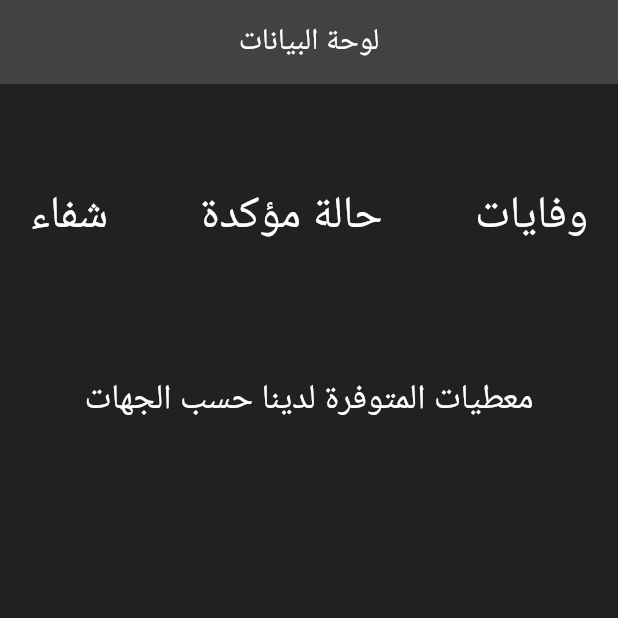
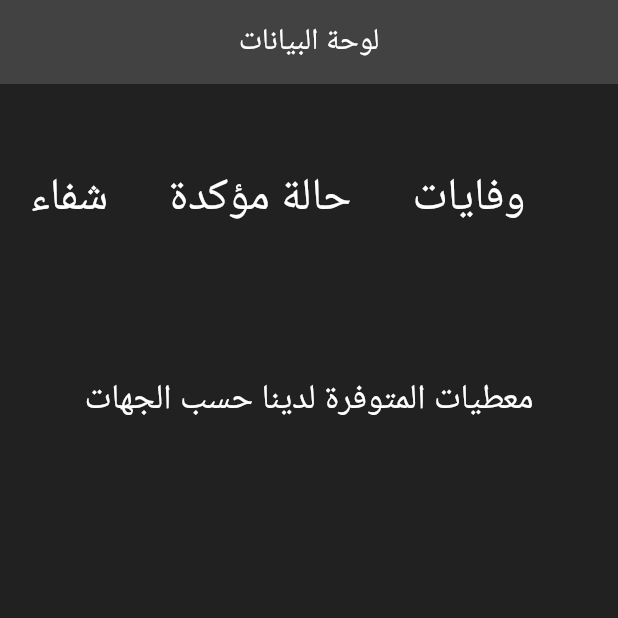
Before and after one commit to aboujaafar1997/covid19ma, a Flutter app: the Home screen opened directly with empty values, on a phone screen of 412 x 824 dp, the top half of it. Run offline on Flutter 3.47's test engine with Material 2 defaults, Android fonts, the light colour scheme and no system bars; our stand-ins replace cloud_firestore, flutter_spinkit, page_transition; accounts and stored records are empty; network calls fail.

```diff
--- a/lib/pages/home.dart
+++ b/lib/pages/home.dart
@@ -1,26 +1,11 @@
 import 'package:flutter/cupertino.dart';
 import 'package:flutter/material.dart';
-import 'package:flutter_circular_chart/flutter_circular_chart.dart';
 class Home extends StatelessWidget {
-  final GlobalKey<AnimatedCircularChartState> _chartKey = new GlobalKey<AnimatedCircularChartState>();
-  List<CircularStackEntry> data0 = <CircularStackEntry>[
-    new CircularStackEntry(
-      <CircularSegmentEntry>[
-        new CircularSegmentEntry(500.0, Colors.red[200], rankKey: 'Q1'),
-        new CircularSegmentEntry(1000.0, Colors.green[200], rankKey: 'Q2'),
-        new CircularSegmentEntry(2000.0, Colors.blue[200], rankKey: 'Q3'),
-        new CircularSegmentEntry(1000.0, Colors.yellow[200], rankKey: 'Q4'),
-      ],
-      rankKey: 'Quarterly Profits',
-    ),
-  ];
-
-
   Map data={};
   Home({Key key, @required this.data}) : super(key: key);
   @override
   Widget build(BuildContext context) {
-
+    print(data['data'].length);
     return Scaffold(
       backgroundColor: Colors.grey[900],
       appBar: AppBar(
@@ -44,26 +29,27 @@ class Home extends StatelessWidget {
                 mainAxisAlignment: MainAxisAlignment.spaceBetween,
                 children: <Widget>[
                   Column(
-                    crossAxisAlignment: CrossAxisAlignment.end,
+                    crossAxisAlignment: CrossAxisAlignment.center,
                     children: <Widget>[
-                      Text(data['data2']['recovered'].toString(), style: TextStyle(color: Colors.yellow[400], fontSize: 40, fontWeight: FontWeight.bold),),
+                      Text(data['data2']['recovering'].toString(), style: TextStyle(color: Colors.yellow[400], fontSize: 30, fontWeight: FontWeight.bold),),
                       Text("شفاء", style: TextStyle(color: Colors.white, fontSize: 30),),
                     ],
                   ),
                   Column(
-                    crossAxisAlignment: CrossAxisAlignment.end,
+                    crossAxisAlignment: CrossAxisAlignment.center,
                     children: <Widget>[
-                      Text(data['data2']['confirmed'].toString(), style: TextStyle(color: Colors.yellow[400], fontSize: 40, fontWeight: FontWeight.bold),),
+                      Text(data['data2']['confirmed'].toString(), style: TextStyle(color: Colors.yellow[400], fontSize: 30, fontWeight: FontWeight.bold),),
                       Text("حالة مؤكدة", style: TextStyle(color: Colors.white, fontSize: 30),),
                     ],
                   ),
                   Column(
-                    crossAxisAlignment: CrossAxisAlignment.end,
+                    crossAxisAlignment: CrossAxisAlignment.center,
                     children: <Widget>[
-                      Text(data['data2']['deaths'].toString(), style: TextStyle(color: Colors.yellow[400], fontSize: 40, fontWeight: FontWeight.bold),),
+                      Text(data['data2']['deaths'].toString(), style: TextStyle(color: Colors.yellow[400], fontSize: 30, fontWeight: FontWeight.bold),),
                       Text("وفايات", style: TextStyle(color: Colors.white, fontSize: 30),),
                     ],
                   ),
+               SizedBox(width: 1,),
                 ],
               ),
             ),
@@ -77,10 +63,10 @@ class Home extends StatelessWidget {
 
                     children: (data['data'] as List)
                         .map((item) => TableRow(children: [
-                      Text(item['attributes']["Cases"]==null?"0":item['attributes']["Cases"].toString()+"   (حالة)   ",style: TextStyle(color: Colors.white),textAlign: TextAlign.right,),
-                      Text(item['attributes']["Recoveries"]==null?"0":item['attributes']["Recoveries"].toString()+"   (شفاء)   ",style: TextStyle(color: Colors.white),textAlign: TextAlign.right,),
-                      Text(item['attributes']["Deaths"]==null?"0":item['attributes']["Deaths"].toString()+"   (وفاة)   ",style: TextStyle(color: Colors.white),textAlign: TextAlign.right,),
-                      Text(item['attributes']["Nom_Région_AR"]==null?"0":item['attributes']["Nom_Région_AR"].toString()+"         ",style: TextStyle(color: Colors.yellow), textAlign: TextAlign.right,),
+                      Text(item['cases']==null?"0":item['cases'].toString()+"  : المجموع   ",style: TextStyle(color: Colors.white),textAlign: TextAlign.right,),
+                      Text(item['newCases']==null?"+0":"   (حالة)   "+item['newCases'].toString(),style: TextStyle(color: Colors.white),textAlign: TextAlign.right,),
+                      Text(item['region']==null?" ":item['region'].toString(),style: TextStyle(color: Colors.white),textAlign: TextAlign.right,),
+
                       // you can have more properties of course
                     ]))
                         .toList()
```
Also changed, not shown: lib/pages/Loading.dart (+68 -7 lines), lib/pages/dashbord.dart (+30 -7 lines), pubspec.yaml (+9 -7 lines), assets/virus.jpg (deleted), pubspec.lock, 30 other files.
